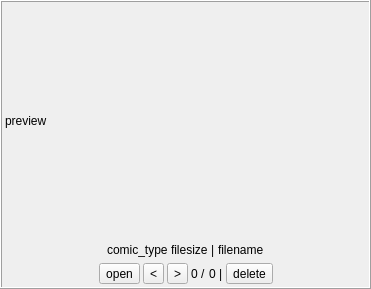
Above: ui/src/ui_widget_comic_view.ui from PPJUST/ComicDup before the change. Below: the same form after it.
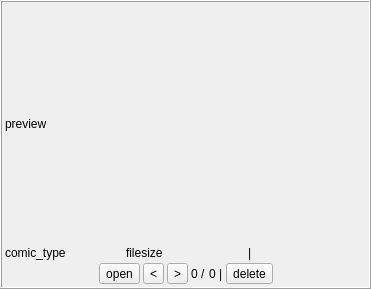
That is the form after the change.

The edit to the form file:
```diff
--- a/ui/src/ui_widget_comic_view.ui
+++ b/ui/src/ui_widget_comic_view.ui
@@ -61,20 +61,7 @@
        </widget>
       </item>
       <item>
-       <layout class="QHBoxLayout" name="horizontalLayout">
-        <item>
-         <spacer name="horizontalSpacer_4">
-          <property name="orientation">
-           <enum>Qt::Horizontal</enum>
-          </property>
-          <property name="sizeHint" stdset="0">
-           <size>
-            <width>40</width>
-            <height>20</height>
-           </size>
-          </property>
-         </spacer>
-        </item>
+       <layout class="QHBoxLayout" name="horizontalLayout" stretch="0,0,0,1">
         <item>
          <widget class="QLabel" name="label_comic_type">
           <property name="text">
@@ -97,24 +84,11 @@
          </widget>
         </item>
         <item>
-         <widget class="QLabel" name="label_filename">
-          <property name="text">
-           <string>filename</string>
+         <layout class="QHBoxLayout" name="horizontalLayout_filename">
+          <property name="spacing">
+           <number>0</number>
           </property>
-         </widget>
-        </item>
-        <item>
-         <spacer name="horizontalSpacer_2">
-          <property name="orientation">
-           <enum>Qt::Horizontal</enum>
-          </property>
-          <property name="sizeHint" stdset="0">
-           <size>
-            <width>40</width>
-            <height>20</height>
-           </size>
-          </property>
-         </spacer>
+         </layout>
         </item>
        </layout>
       </item>
```
